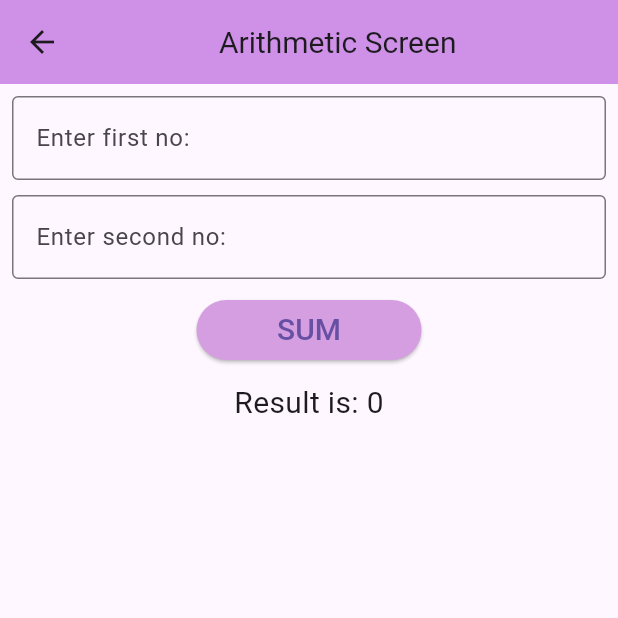
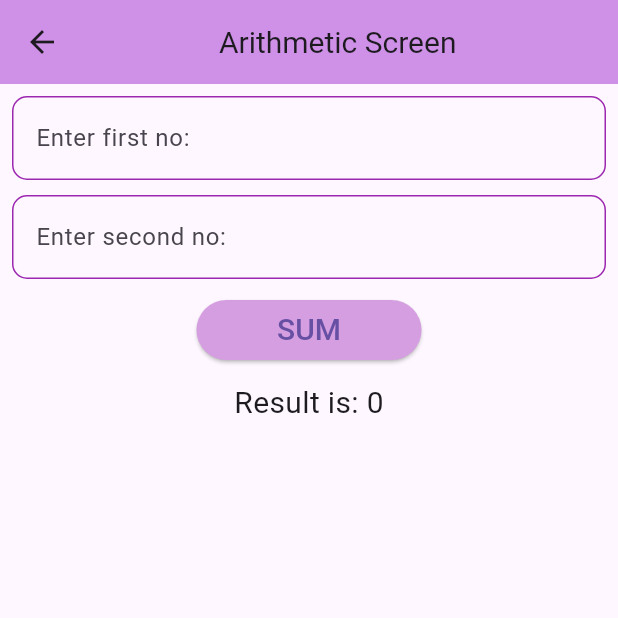
Before and after one commit to smilee1111/assignment_2, a Flutter app: the ArithmeticScreen screen opened directly, on a phone screen of 412 x 824 dp, the top half of it. Run offline on Flutter 3.47's test engine with Material 3 defaults, Android fonts, the phone set to English and light mode, and no system bars; missing offline and left inert: dart:ffi.

```diff
--- a/lib/app.dart
+++ b/lib/app.dart
@@ -3,6 +3,8 @@ import 'package:assignment_2/screen/AirthmeticScreen.dart';
 import 'package:assignment_2/screen/AreaCircleScreen.dart';
 import 'package:assignment_2/screen/ArmstrongScreen.dart';
 import 'package:assignment_2/screen/DashboardScreen.dart';
+import 'package:assignment_2/screen/FlutterLayoutScreen.dart';
+import 'package:assignment_2/screen/RichTextScreen.dart';
 import 'package:flutter/material.dart';
 
 class App extends StatelessWidget {
@@ -11,7 +13,7 @@ class App extends StatelessWidget {
   @override
   Widget build(BuildContext context) {
     return MaterialApp(
-      home: Dashboardscreen()
+      home: Flutterlayoutscreen()
     );
   }
 }
--- a/lib/screen/AirthmeticScreen.dart
+++ b/lib/screen/AirthmeticScreen.dart
@@ -36,7 +36,17 @@ class _ArithmeticScreenState extends State<ArithmeticScreen> {
                 decoration: InputDecoration(
                   labelText: "Enter first no:",
                   hintText: "e.g 2",
-                  border:  OutlineInputBorder(),
+                  border:  OutlineInputBorder(
+                    borderRadius: BorderRadius.all(Radius.circular(10.0)),
+                  ),
+                  enabledBorder: OutlineInputBorder(
+                    borderRadius: BorderRadius.all(Radius.circular(10.0)),
+                    borderSide: BorderSide(color: Colors.purple)
+                  ),
+                  focusedBorder: OutlineInputBorder(
+                    borderRadius: BorderRadius.all(Radius.circular(10.0)),
+                    borderSide: BorderSide(color: Colors.red),
+                  )
                 ), validator: (value){
                   if(value==null || value.isEmpty){
                     return "Please enter first number.";
@@ -51,7 +61,17 @@ class _ArithmeticScreenState extends State<ArithmeticScreen> {
                 decoration: InputDecoration(
                   labelText: "Enter second no:",
                   hintText: "e.g",
-                  border:  OutlineInputBorder(),
+                 border:  OutlineInputBorder(
+                    borderRadius: BorderRadius.all(Radius.circular(10.0)),
+                  ),
+                  enabledBorder: OutlineInputBorder(
+                    borderRadius: BorderRadius.all(Radius.circular(10.0)),
+                    borderSide: BorderSide(color: Colors.purple)
+                  ),
+                  focusedBorder: OutlineInputBorder(
+                    borderRadius: BorderRadius.all(Radius.circular(10.0)),
+                    borderSide: BorderSide(color: Colors.red),
+                  )
                 ),
                 validator: (value){
                   if(value==null || value.isEmpty){
```
Also changed, not shown: lib/screen/FlutterLayoutScreen.dart (added, +74 -0 lines), lib/screen/RichTextScreen.dart (added, +75 -0 lines).
